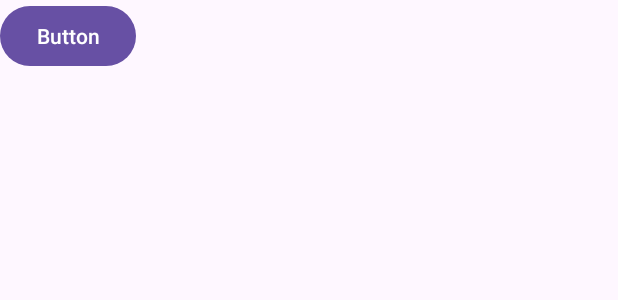
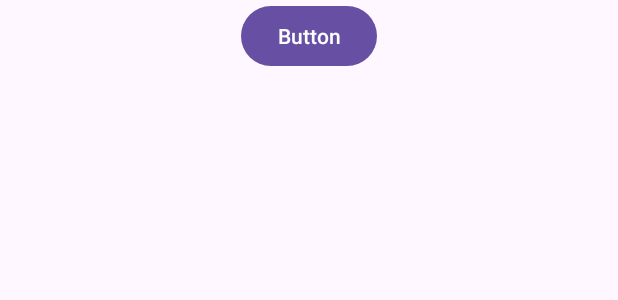
Before and after one commit to cmscoutinho/android-baby-words, an Android app: the layout activity_main.xml on its own in the app's theme, with its tools: preview values and no code run, on a phone screen of 412 x 824 dp. Shown: the top 300 px of the screen. Run offline under Robolectric (Android 15) with nearby library versions, the phone set to English and light mode, and no system bars.

```diff
--- a/app/src/main/res/layout/activity_main.xml
+++ b/app/src/main/res/layout/activity_main.xml
@@ -9,8 +9,9 @@
 
 
     <Button
-        android:id="@+id/button"
+        android:id="@+id/activity_main_button_test"
         android:layout_width="wrap_content"
         android:layout_height="wrap_content"
+        android:layout_gravity="center_horizontal"
         android:text="Button" />
 </androidx.coordinatorlayout.widget.CoordinatorLayout>
```
